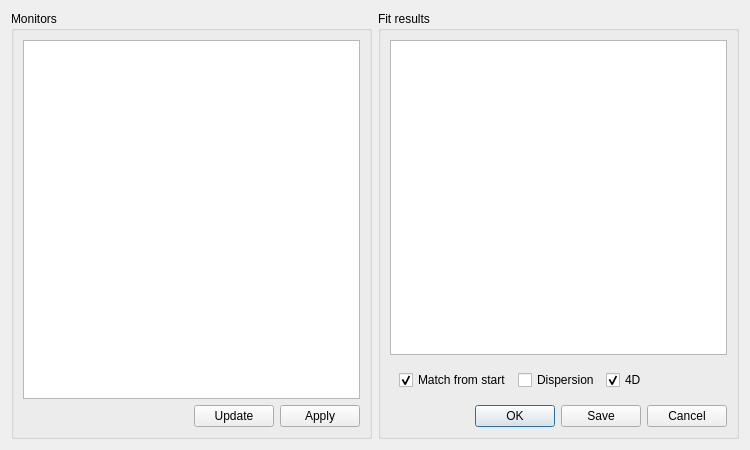
First picture: the form in madgui/online/emittance.ui, repository hibtc/madgui, before the edit.
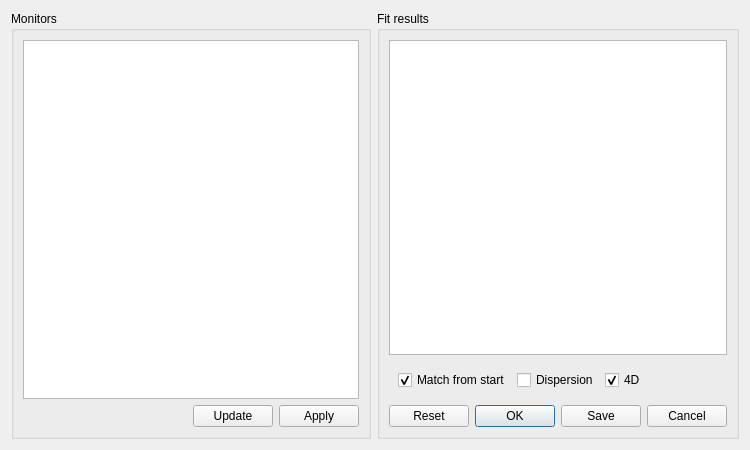
Second picture: the form after the edit. Custom widgets are drawn as their Qt base class.

Commit message: Add 'Reset' button for beam diagnostic widgets

What changed in the file:
```diff
--- a/madgui/online/emittance.ui
+++ b/madgui/online/emittance.ui
@@ -115,7 +115,7 @@
       <item>
        <widget class="QDialogButtonBox" name="std_buttons">
         <property name="standardButtons">
-         <set>QDialogButtonBox::Cancel|QDialogButtonBox::Ok|QDialogButtonBox::Save</set>
+         <set>QDialogButtonBox::Reset|QDialogButtonBox::Cancel|QDialogButtonBox::Ok|QDialogButtonBox::Save</set>
         </property>
        </widget>
       </item>
```
The commit also changes 2 other files.
